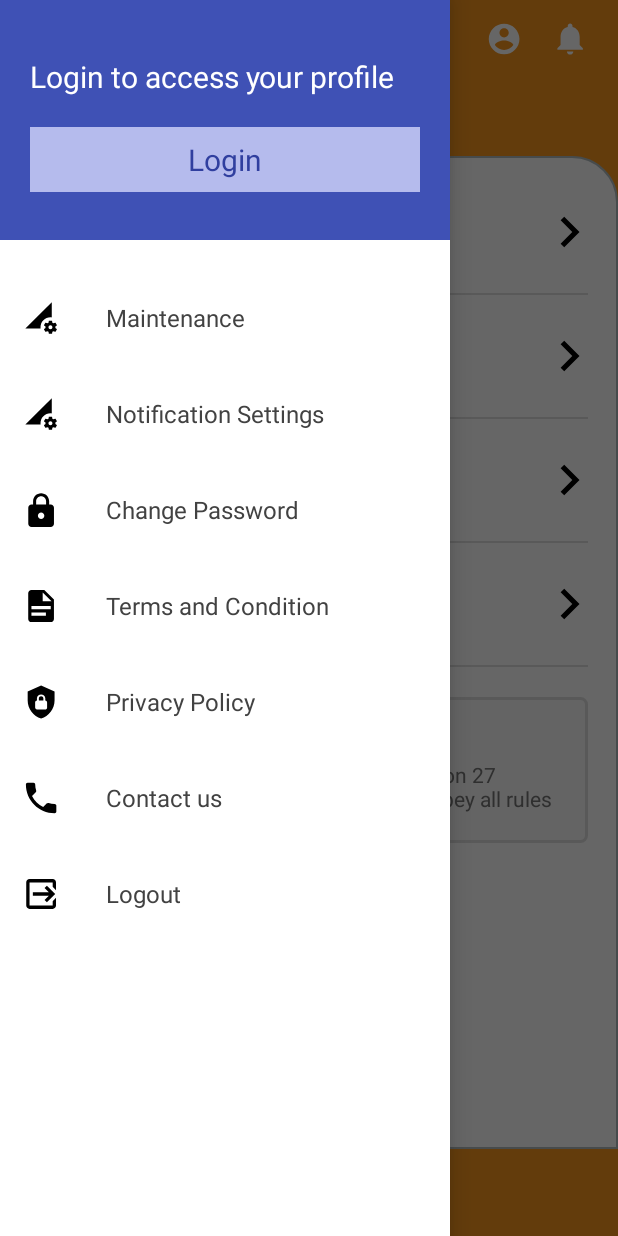
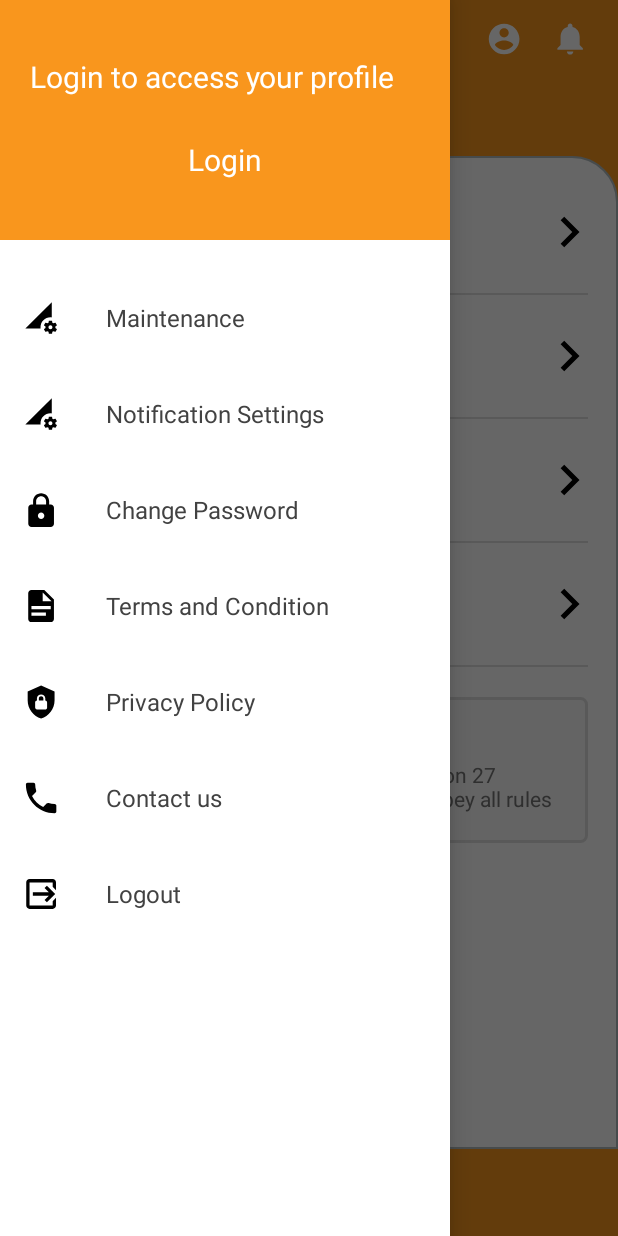
Before and after one commit to brewideas/user-prox, an Android app: the screen it shows after launch (HomeActivity), with the side drawer open, on a phone screen of 412 x 824 dp. Run offline under Robolectric (Android 15) with nearby library versions, the phone set to English and light mode, and no system bars; our stand-ins replace Picasso; pictures from the network do not load.

Commit message:
UI fixes

```diff
--- a/app/src/main/java/com/infius/proximityuser/fragments/LoginFragment.java
+++ b/app/src/main/java/com/infius/proximityuser/fragments/LoginFragment.java
@@ -143,6 +143,7 @@ public class LoginFragment extends Fragment implements View.OnClickListener {
     }
 
     private void fetchUserProfile() {
+        showProgressDialog();
         ApiRequestHelper.requestUserDetails(getActivity(), new Response.Listener<DataModel>() {
             @Override
             public void onResponse(DataModel response) {
--- a/app/src/main/res/layout/activity_add_guest.xml
+++ b/app/src/main/res/layout/activity_add_guest.xml
@@ -417,11 +417,12 @@
             android:layout_height="wrap_content"
             android:layout_alignParentRight="true"
             android:layout_centerVertical="true"
+            android:padding="10dp"
             android:layout_gravity="center"
             android:layout_marginLeft="20dp"
             android:layout_marginTop="15dp"
             android:layout_marginRight="20dp"
-            android:background="@drawable/send_btn_bg"
+            android:background="@color/buttonColor"
             android:gravity="center"
             android:text="@string/send_invitation"
             android:textColor="#ffffff"
--- a/app/src/main/res/layout/activity_home.xml
+++ b/app/src/main/res/layout/activity_home.xml
@@ -32,7 +32,7 @@
         android:layout_below="@id/greeting"
         android:layout_centerHorizontal="true"
         android:text="Q-803 (Owner)"
-        android:textColor="@color/textSubTitle"
+        android:textColor="@color/textColor"
         android:textSize="@dimen/smallTextSize" />
 
     <TextView
--- a/app/src/main/res/layout/base_drawer_layout.xml
+++ b/app/src/main/res/layout/base_drawer_layout.xml
@@ -42,7 +42,7 @@ for both width and height to consume the full space available. -->
             android:id="@+id/login_view"
             android:layout_width="match_parent"
             android:layout_height="wrap_content"
-            android:background="@color/colorPrimary"
+            android:background="@color/infiusColorPrimary"
             android:orientation="vertical"
             android:paddingLeft="20dp"
             android:paddingRight="20dp"
@@ -56,7 +56,7 @@ for both width and height to consume the full space available. -->
                 android:paddingTop="10dp"
                 android:paddingBottom="10dp"
                 android:text="@string/login_to_access"
-                android:textColor="#ffffff"
+                android:textColor="@color/textColor"
                 android:textSize="20sp" />
 
             <TextView
@@ -64,11 +64,11 @@ for both width and height to consume the full space available. -->
                 android:layout_width="match_parent"
                 android:layout_height="wrap_content"
                 android:layout_marginTop="10dp"
-                android:background="#b5bbed"
+                android:background="@color/infiusColorPrimary"
                 android:gravity="center"
                 android:padding="8dp"
                 android:text="@string/login"
-                android:textColor="@color/colorPrimaryDark"
+                android:textColor="@color/textColor"
                 android:textSize="20sp" />
 
             <TextView
@@ -80,7 +80,7 @@ for both width and height to consume the full space available. -->
                 android:gravity="center"
                 android:padding="8dp"
                 android:text="@string/sign_up"
-                android:textColor="@color/colorPrimary"
+                android:textColor="@color/infiusColorPrimary"
                 android:textSize="20sp"
                 android:visibility="gone" />
 
@@ -90,7 +90,7 @@ for both width and height to consume the full space available. -->
             android:id="@+id/profile_view"
             android:layout_width="match_parent"
             android:layout_height="wrap_content"
-            android:background="@color/colorPrimary"
+            android:background="@color/infiusColorPrimary"
             android:paddingLeft="20dp"
             android:paddingRight="20dp"
             android:paddingTop="27dp"
@@ -126,7 +126,7 @@ for both width and height to consume the full space available. -->
                     android:layout_width="wrap_content"
                     android:layout_height="wrap_content"
                     android:layout_marginTop="5dp"
-                    android:textColor="#b5bbed"
+                    android:textColor="@color/textColor"
                     android:textSize="15sp"
                     android:textStyle="bold"/>
             </LinearLayout>
```
